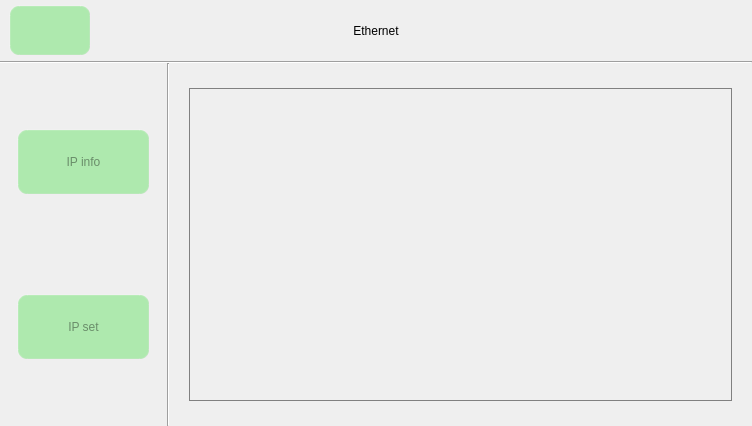
Above: ipset.ui from jizizihe/baijie_demo before the change. Below: the same form after it.
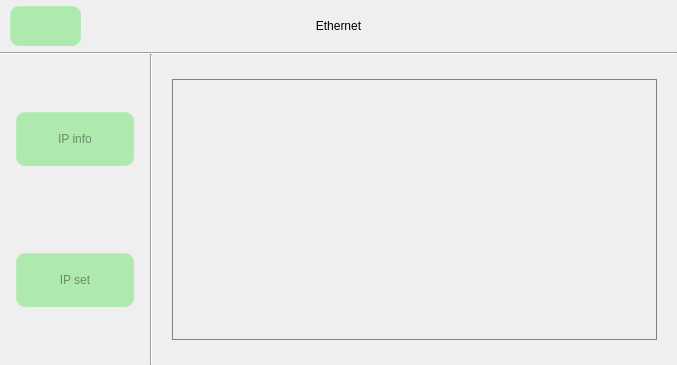
That is the form after the change. Icons and pictures are not drawn. Custom widgets are drawn as their Qt base class.

Diff of the .ui file:
```diff
--- a/ipset.ui
+++ b/ipset.ui
@@ -6,8 +6,8 @@
    <rect>
     <x>0</x>
     <y>0</y>
-    <width>752</width>
-    <height>426</height>
+    <width>677</width>
+    <height>365</height>
    </rect>
   </property>
   <property name="sizePolicy">
```
Left out of the diff: 94 changed lines with no effect on the pictures.
